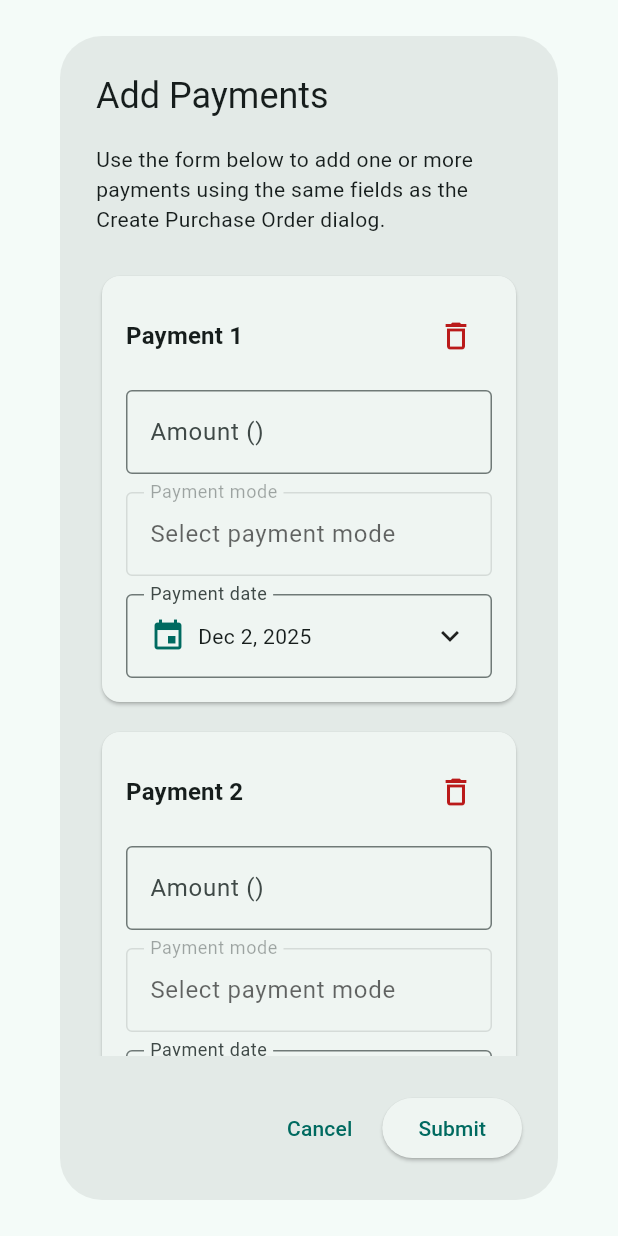
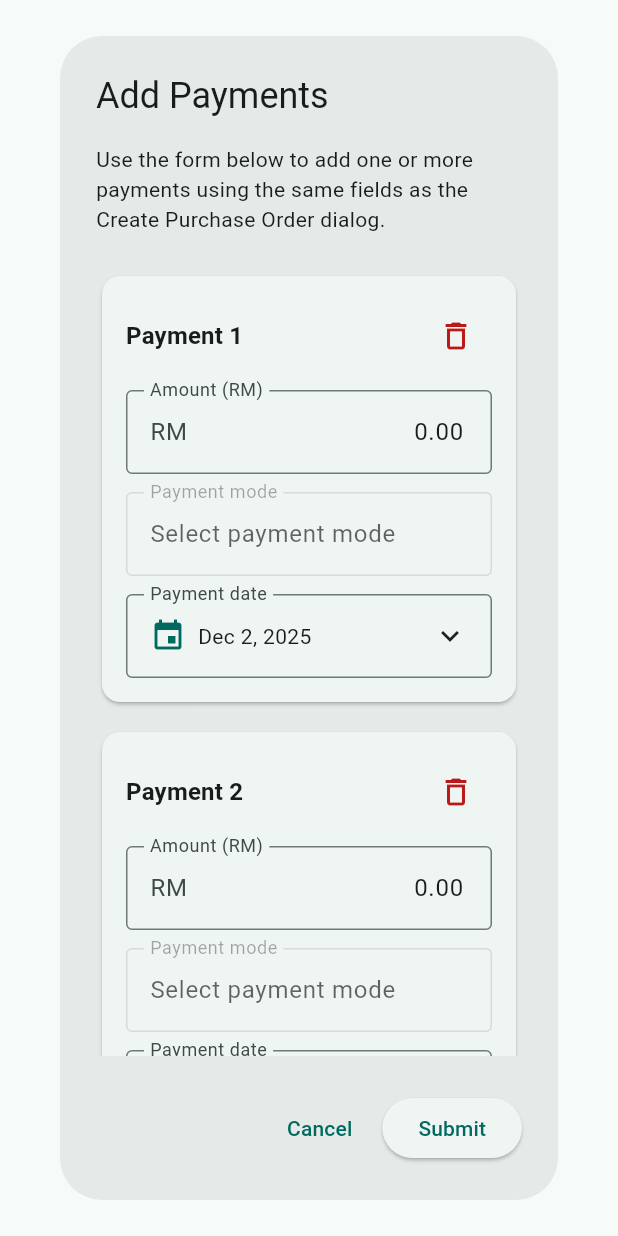
Before and after one commit to azmilazizi/kokonuts_bookkeeping, a Flutter app: the _AddPaymentDialog widget shown alone on an empty page, opened directly with empty values, after a tap on "Add payment", on a phone screen of 412 x 824 dp. Run offline on Flutter 3.47's test engine with Material 3 defaults, Android fonts, the phone set to English and light mode, and no system bars; our stand-ins replace cross_file, file_picker, shared_preferences; missing offline and left inert: dart:html, dart:ui_web, desktop_drop, syncfusion_flutter_pdfviewer; accounts and stored records are empty; network calls fail.

Commit message:
Update payment and attachment dialogs

```diff
--- a/lib/widgets/purchase_order_details_dialog.dart
+++ b/lib/widgets/purchase_order_details_dialog.dart
@@ -1144,6 +1144,7 @@ class _PaymentsTabState extends State<_PaymentsTab> {
             Text(
               'No payments recorded for this purchase order.',
               style: theme.textTheme.bodyMedium,
+              textAlign: TextAlign.center,
             ),
             const SizedBox(height: 16),
             addPaymentButton,
@@ -1170,10 +1171,9 @@ class _PaymentsTabState extends State<_PaymentsTab> {
     return Column(
       crossAxisAlignment: CrossAxisAlignment.start,
       children: [
-        Align(alignment: Alignment.centerRight, child: addPaymentButton),
         if (_paymentModesError != null)
           Padding(
-            padding: const EdgeInsets.only(top: 8, bottom: 8),
+            padding: const EdgeInsets.only(bottom: 8),
             child: Text(
               'Failed to load payment methods: $_paymentModesError',
               style: theme.textTheme.bodySmall?.copyWith(
@@ -1332,6 +1332,8 @@ class _PaymentsTabState extends State<_PaymentsTab> {
             },
           ),
         ),
+        const SizedBox(height: 12),
+        Align(alignment: Alignment.centerRight, child: addPaymentButton),
       ],
     );
   }
@@ -1354,8 +1356,27 @@ class _AddPaymentDialog extends StatefulWidget {
 
 class _AddPaymentDialogState extends State<_AddPaymentDialog> {
   final _formKey = GlobalKey<FormState>();
+  late final String? _defaultPaymentModeId;
   final List<_PaymentFormEntry> _entries = [_PaymentFormEntry()];
   String? _submitError;
+
+  @override
+  void initState() {
+    super.initState();
+    _defaultPaymentModeId = _findDefaultPaymentModeId();
+    if (_defaultPaymentModeId != null) {
+      _entries.first.paymentModeId = _defaultPaymentModeId;
+    }
+  }
+
+  String? _findDefaultPaymentModeId() {
+    for (final mode in widget.paymentModes) {
+      if (mode.name.toLowerCase() == 'bank transfer') {
+        return mode.id;
+      }
+    }
+    return null;
+  }
 
   @override
   void dispose() {
@@ -1382,7 +1403,11 @@ class _AddPaymentDialogState extends State<_AddPaymentDialog> {
 
   void _addEntry() {
     setState(() {
-      _entries.add(_PaymentFormEntry());
+      _entries.add(
+        _PaymentFormEntry(
+          paymentModeId: _defaultPaymentModeId,
+        ),
+      );
     });
   }
 
@@ -1488,10 +1513,10 @@ class _AddPaymentDialogState extends State<_AddPaymentDialog> {
                             children: [
                               TextFormField(
                                 controller: _entries[i].amountController,
-                                decoration: InputDecoration(
-                                  labelText:
-                                      'Amount (${widget.currencySymbol})',
-                                  border: const OutlineInputBorder(),
+                                decoration: const InputDecoration(
+                                  labelText: 'Amount (RM)',
+                                  border: OutlineInputBorder(),
+                                  prefixText: 'RM ',
                                 ),
                                 keyboardType:
                                     const TextInputType.numberWithOptions(
@@ -1500,6 +1525,7 @@ class _AddPaymentDialogState extends State<_AddPaymentDialog> {
                                 inputFormatters: const [
                                   CurrencyInputFormatter(),
                                 ],
+                                textAlign: TextAlign.right,
                                 validator: (value) {
                                   final parsed =
                                       double.tryParse(
@@ -1593,9 +1619,11 @@ class _AddPaymentDialogState extends State<_AddPaymentDialog> {
 }
 
 class _PaymentFormEntry {
-  _PaymentFormEntry({DateTime? initialDate})
+  _PaymentFormEntry({DateTime? initialDate, this.paymentModeId})
     : date = initialDate ?? DateTime.now(),
-      amountController = TextEditingController();
+      amountController = TextEditingController(
+        text: CurrencyInputFormatter.normalizeExistingValue(null),
+      );
 
   final TextEditingController amountController;
   DateTime date;
@@ -1893,6 +1921,7 @@ class _AttachmentsTabState extends State<_AttachmentsTab> {
             Text(
               'No attachments uploaded for this purchase order.',
               style: theme.textTheme.bodyMedium,
+              textAlign: TextAlign.center,
             ),
             const SizedBox(height: 16),
             ElevatedButton.icon(
@@ -1924,20 +1953,6 @@ class _AttachmentsTabState extends State<_AttachmentsTab> {
     return Column(
       crossAxisAlignment: CrossAxisAlignment.start,
       children: [
-        Align(
-          alignment: Alignment.centerRight,
-          child: ElevatedButton.icon(
-            onPressed: _isUploading ? null : _openAddAttachmentDialog,
-            icon: _isUploading
-                ? const SizedBox(
-                    width: 16,
-                    height: 16,
-                    child: CircularProgressIndicator(strokeWidth: 2),
-                  )
-                : const Icon(Icons.attach_file),
-            label: const Text('Add Attachment'),
-          ),
-        ),
         if (_uploadError != null) ...[
           const SizedBox(height: 8),
           Text(
@@ -1963,6 +1978,21 @@ class _AttachmentsTabState extends State<_AttachmentsTab> {
             },
           ),
         ),
+        const SizedBox(height: 12),
+        Align(
+          alignment: Alignment.centerRight,
+          child: ElevatedButton.icon(
+            onPressed: _isUploading ? null : _openAddAttachmentDialog,
+            icon: _isUploading
+                ? const SizedBox(
+                    width: 16,
+                    height: 16,
+                    child: CircularProgressIndicator(strokeWidth: 2),
+                  )
+                : const Icon(Icons.attach_file),
+            label: const Text('Add Attachment'),
+          ),
+        ),
       ],
     );
   }
@@ -2071,17 +2101,14 @@ class _PurchaseOrderAttachmentCard extends StatelessWidget {
       ]);
     }
 
-    if (previewType != null) {
-      const baseUrl = 'https://crm.kokonuts.my/purchase/api/v1/purchase_order';
-      final previewApiUrl = '$baseUrl/$orderId/attachments/${attachment.id}';
-
+    if (previewType != null && normalizedDownloadUrl != null) {
       children.addAll([
         const SizedBox(height: 16),
         Align(
           alignment: Alignment.centerRight,
           child: _PreviewButton(
             fileName: attachment.fileName,
-            downloadUrl: previewApiUrl,
+            downloadUrl: normalizedDownloadUrl!,
             previewType: previewType,
             apiHeaders: apiHeaders,
           ),
```
Also changed, not shown: lib/widgets/bill_details_dialog.dart (+20 -16 lines).
